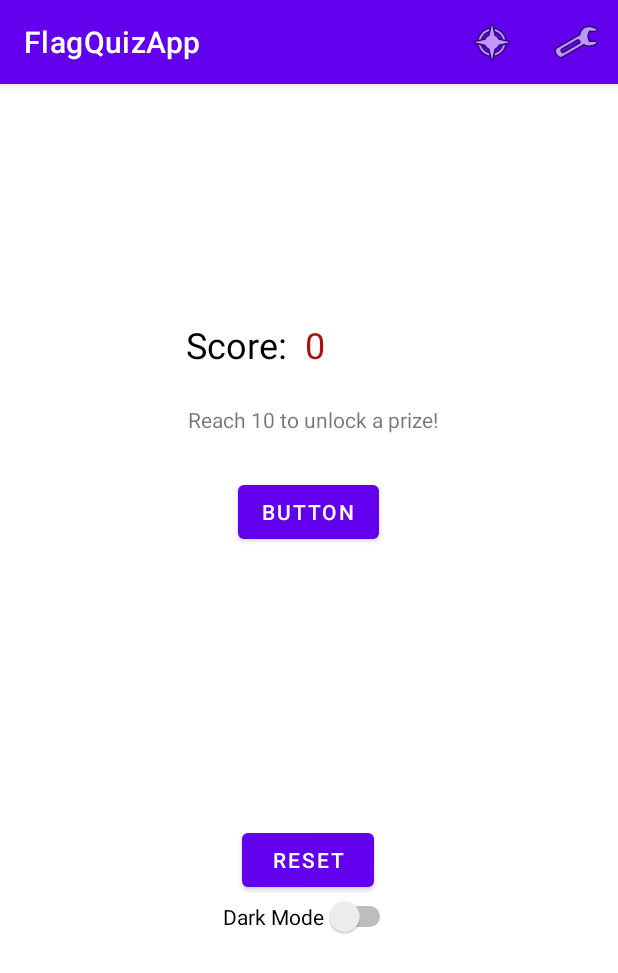
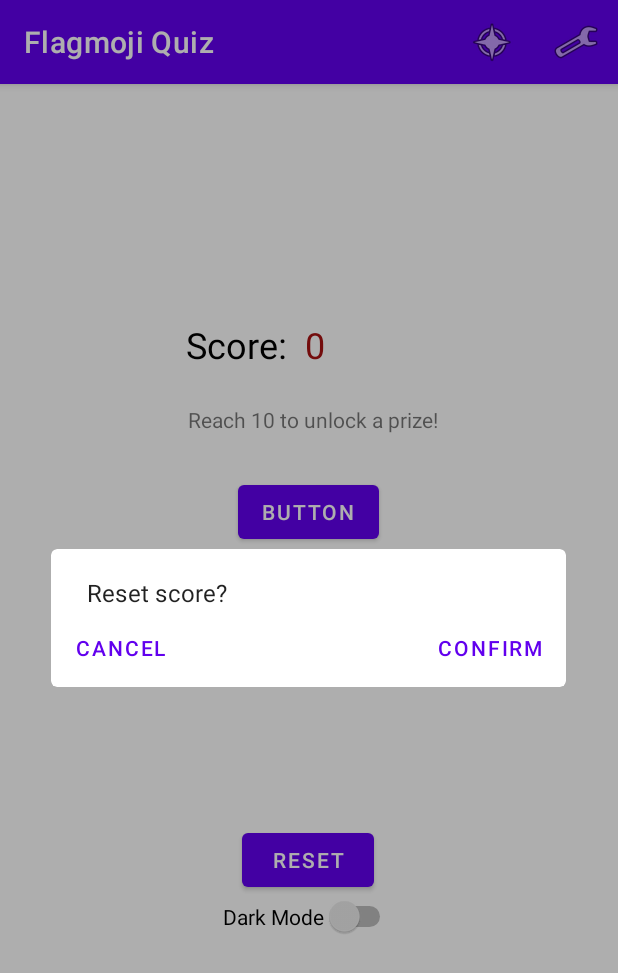
Before and after one commit to VivianLi1/Twitch_App, an Android app: the SettingsActivity screen opened directly, with no data from a screen before it, after a tap on "RESET", on a phone screen of 412 x 824 dp. Shown: the top 973 px of the screen. Run offline under Robolectric (Android 15) with nearby library versions, the phone set to English and light mode, and no system bars; libraries missing offline, so code that uses them is left out: com.example.rocketreserver; 2 statements that could not run were skipped.

Commit message:
reset confirmation dialog

```diff
--- a/app/src/main/java/com/example/flagquizapp/SettingsActivity.kt
+++ b/app/src/main/java/com/example/flagquizapp/SettingsActivity.kt
@@ -6,6 +6,7 @@ import android.os.Bundle
 import android.view.Menu
 import android.widget.*
 import androidx.appcompat.app.AppCompatDelegate
+import com.google.android.material.dialog.MaterialAlertDialogBuilder
 
 class SettingsActivity : MainActivity(), AppContract.SettingsView {
 
@@ -20,7 +21,7 @@ class SettingsActivity : MainActivity(), AppContract.SettingsView {
 
         val resetButton = findViewById<Button>(R.id.resetButton)
         resetButton.setOnClickListener {
-            settingsPresenter.resetScore()
+            confirmResetDialog()
         }
 
         val lightDarkToggle = findViewById<Switch>(R.id.lightDarkToggle)
@@ -47,5 +48,15 @@ class SettingsActivity : MainActivity(), AppContract.SettingsView {
         return applicationContext
     }
 
+    fun confirmResetDialog(){
+        MaterialAlertDialogBuilder(this)
+            .setTitle(R.string.reset_dialog_title)
+            .setNeutralButton(resources.getString(R.string.cancel)){dialog, which ->
 
+            }
+            .setPositiveButton(resources.getString(R.string.confirm)){dialog, which ->
+                settingsPresenter.resetScore()
+            }
+            .show()
+    }
 }
--- a/app/src/main/res/values/strings.xml
+++ b/app/src/main/res/values/strings.xml
@@ -1,5 +1,6 @@
 <resources>
-    <string name="app_name">FlagQuizApp</string>
-    <!-- TODO: Remove or change this placeholder text -->
-    <string name="hello_blank_fragment">Hello blank fragment</string>
+    <string name="app_name">Flagmoji Quiz</string>
+    <string name="reset_dialog_title">Reset score?</string>
+    <string name="cancel">Cancel</string>
+    <string name="confirm">Confirm</string>
 </resources>
```
